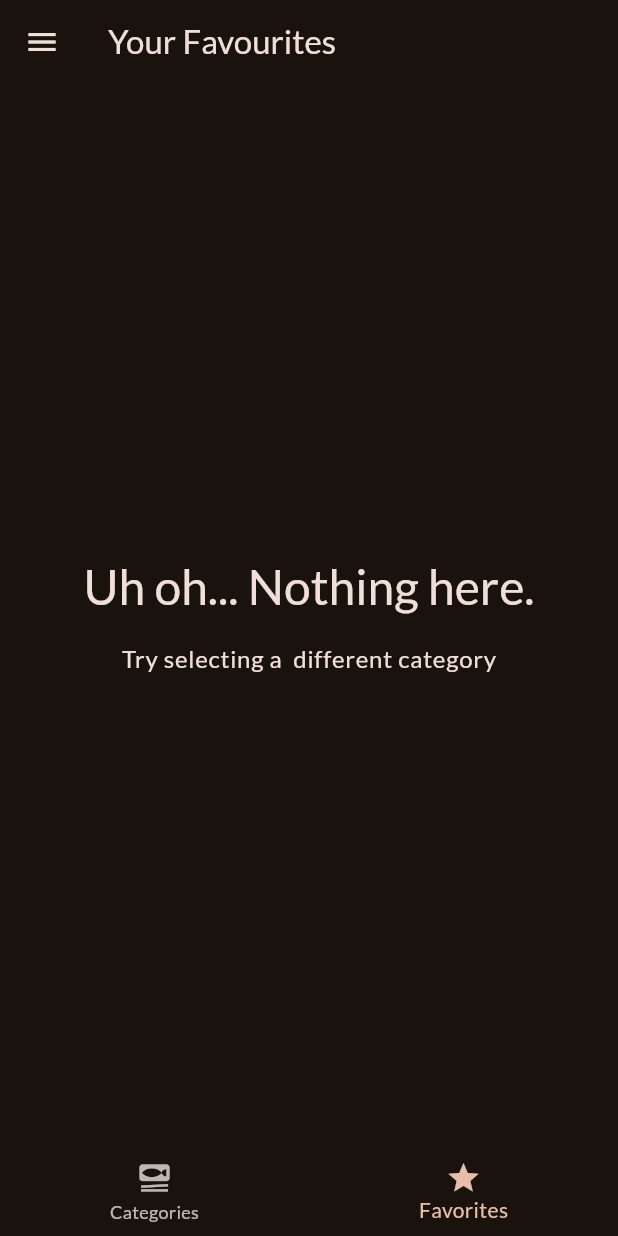
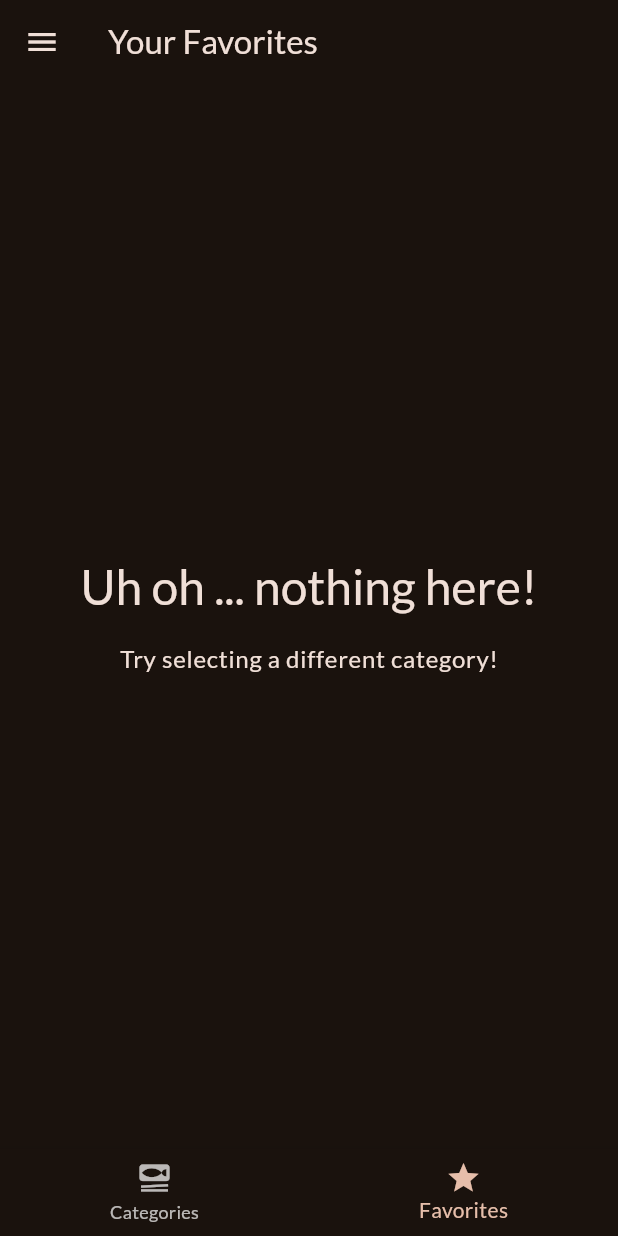
Before and after one commit to HM-Wimalasiri/meal_app, a Flutter app: the screen it shows after launch, item 2 of the bottom bar chosen, on a phone screen of 412 x 824 dp. Run offline on Flutter 3.47's test engine with Material 3 defaults, Android fonts, the phone set to English and light mode, and no system bars; our stand-ins replace google_fonts, transparent_image.

Commit message:
Fixed meal app issues

```diff
--- a/lib/screens/meals.dart
+++ b/lib/screens/meals.dart
@@ -1,26 +1,29 @@
 import 'package:flutter/material.dart';
 import 'package:mealapp/models/meal.dart';
 import 'package:mealapp/screens/meal_details.dart';
-import 'package:mealapp/widgets/meal_item.dart';
+
+import '../widgets/meal_item.dart';
+
+
 
 class MealsScreen extends StatelessWidget {
   const MealsScreen({
     super.key,
     this.title,
     required this.meals,
-    required this.onToggleFavourite,
+    required this.onToggleFavorite,
   });
 
   final String? title;
   final List<Meal> meals;
-  final Function(Meal meal) onToggleFavourite;
+  final void Function(Meal meal) onToggleFavorite;
 
-  void mealSelect(BuildContext context, Meal meal) {
+  void selectMeal(BuildContext context, Meal meal) {
     Navigator.of(context).push(
       MaterialPageRoute(
         builder: (ctx) => MealDetailsScreen(
           meal: meal,
-          onToggleFavourite: onToggleFavourite,
+          onToggleFavorite: onToggleFavorite,
         ),
       ),
     );
@@ -33,22 +36,18 @@ class MealsScreen extends StatelessWidget {
         mainAxisSize: MainAxisSize.min,
         children: [
           Text(
-            "Uh oh... Nothing here.",
-            style: Theme.of(context)
-                .textTheme
-                .headlineLarge!
-                .copyWith(color: Theme.of(context).colorScheme.onBackground),
+            'Uh oh ... nothing here!',
+            style: Theme.of(context).textTheme.headlineLarge!.copyWith(
+                  color: Theme.of(context).colorScheme.onBackground,
                 ),
-          const SizedBox(
-            height: 16,
           ),
+          const SizedBox(height: 16),
           Text(
-            "Try selecting a  different category",
-            style: Theme.of(context)
-                .textTheme
-                .bodyLarge!
-                .copyWith(color: Theme.of(context).colorScheme.onBackground),
-          )
+            'Try selecting a different category!',
+            style: Theme.of(context).textTheme.bodyLarge!.copyWith(
+                  color: Theme.of(context).colorScheme.onBackground,
+                ),
+          ),
         ],
       ),
     );
@@ -59,14 +58,16 @@ class MealsScreen extends StatelessWidget {
         itemBuilder: (ctx, index) => MealItem(
           meal: meals[index],
           onSelectMeal: (meal) {
-                  mealSelect(context, meal);
+            selectMeal(context, meal);
           },
-              ));
+        ),
+      );
     }
 
     if (title == null) {
       return content;
-    } else {
+    }
+
     return Scaffold(
       appBar: AppBar(
         title: Text(title!),
@@ -75,4 +76,3 @@ class MealsScreen extends StatelessWidget {
     );
   }
 }
-}
--- a/lib/screens/tabs.dart
+++ b/lib/screens/tabs.dart
@@ -1,16 +1,18 @@
 import 'package:flutter/material.dart';
 import 'package:mealapp/data/dummy_data.dart';
-import 'package:mealapp/models/meal.dart';
-import 'package:mealapp/screens/categories.dart';
-import 'package:mealapp/screens/filters.dart';
-import 'package:mealapp/screens/meals.dart';
-import 'package:mealapp/widgets/main_drawer.dart';
+
+
+import '../models/meal.dart';
+import '../widgets/main_drawer.dart';
+import 'categories.dart';
+import 'filters.dart';
+import 'meals.dart';
 
 const kInitialFilters = {
   Filter.glutenFree: false,
   Filter.lactoseFree: false,
-  Filter.vegan: false,
-  Filter.vegetarian: false
+  Filter.vegetarian: false,
+  Filter.vegan: false
 };
 
 class TabsScreen extends StatefulWidget {
@@ -18,32 +20,36 @@ class TabsScreen extends StatefulWidget {
 
   @override
   State<TabsScreen> createState() {
-    return _TabScreenState();
+    return _TabsScreenState();
   }
 }
 
-class _TabScreenState extends State<TabsScreen> {
+class _TabsScreenState extends State<TabsScreen> {
   int _selectedPageIndex = 0;
-  final List<Meal> _favouriteMeals = [];
+  final List<Meal> _favoriteMeals = [];
   Map<Filter, bool> _selectedFilters = kInitialFilters;
 
   void _showInfoMessage(String message) {
     ScaffoldMessenger.of(context).clearSnackBars();
-    ScaffoldMessenger.of(context)
-        .showSnackBar(SnackBar(content: Text(message)));
+    ScaffoldMessenger.of(context).showSnackBar(
+      SnackBar(
+        content: Text(message),
+      ),
+    );
   }
 
-  void _toggleMealFavouriteStatus(Meal meal) {
-    final isExisting = _favouriteMeals.contains(meal);
+  void _toggleMealFavoriteStatus(Meal meal) {
+    final isExisting = _favoriteMeals.contains(meal);
+
     if (isExisting) {
       setState(() {
-        _favouriteMeals.remove(meal);
-        _showInfoMessage("Meal is no longer in a favourite.");
+        _favoriteMeals.remove(meal);
       });
+      _showInfoMessage('Meal is no longer a favorite.');
     } else {
       setState(() {
-        _favouriteMeals.add(meal);
-        _showInfoMessage("Meal is a favourite.");
+        _favoriteMeals.add(meal);
+        _showInfoMessage('Marked as a favorite!');
       });
     }
   }
@@ -54,11 +60,16 @@ class _TabScreenState extends State<TabsScreen> {
     });
   }
 
-  Future<void> _setScreen(String identifier) async {
+  void _setScreen(String identifier) async {
     Navigator.of(context).pop();
     if (identifier == 'filters') {
       final result = await Navigator.of(context).push<Map<Filter, bool>>(
-          MaterialPageRoute(builder: (ctx) => const FiltersScreen()));
+        MaterialPageRoute(
+          builder: (ctx) => FiltersScreen(
+            currentFilters: _selectedFilters,
+          ),
+        ),
+      );
 
       setState(() {
         _selectedFilters = result ?? kInitialFilters;
@@ -85,17 +96,17 @@ class _TabScreenState extends State<TabsScreen> {
     }).toList();
 
     Widget activePage = CategoriesScreen(
-      onToggleFavourite: _toggleMealFavouriteStatus,
-      availableMeal: availableMeals,
+      onToggleFavorite: _toggleMealFavoriteStatus,
+      availableMeals: availableMeals,
     );
     var activePageTitle = 'Categories';
 
     if (_selectedPageIndex == 1) {
       activePage = MealsScreen(
-        meals: _favouriteMeals,
-        onToggleFavourite: _toggleMealFavouriteStatus,
+        meals: _favoriteMeals,
+        onToggleFavorite: _toggleMealFavoriteStatus,
       );
-      activePageTitle = 'Your Favourites';
+      activePageTitle = 'Your Favorites';
     }
 
     return Scaffold(
@@ -111,8 +122,13 @@ class _TabScreenState extends State<TabsScreen> {
         currentIndex: _selectedPageIndex,
         items: const [
           BottomNavigationBarItem(
-              icon: Icon(Icons.set_meal), label: 'Categories'),
-          BottomNavigationBarItem(icon: Icon(Icons.star), label: 'Favorites'),
+            icon: Icon(Icons.set_meal),
+            label: 'Categories',
+          ),
+          BottomNavigationBarItem(
+            icon: Icon(Icons.star),
+            label: 'Favorites',
+          ),
         ],
       ),
     );
```
Also changed, not shown: lib/screens/categories.dart (+25 -15 lines), lib/screens/filters.dart (+61 -50 lines), lib/screens/meal_details.dart (+21 -30 lines), lib/widgets/category_grid_item.dart (+8 -5 lines), lib/widgets/main_drawer.dart (+28 -21 lines), lib/widgets/meal_item.dart (+14 -11 lines), lib/widgets/meal_item_trait.dart (+12 -14 lines). Lines whose indentation alone changed are shown as unchanged.
